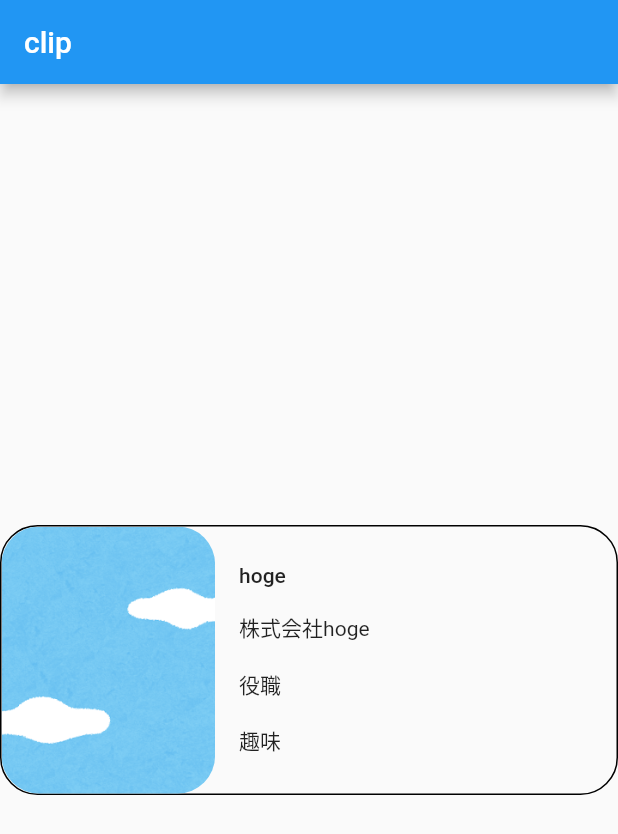
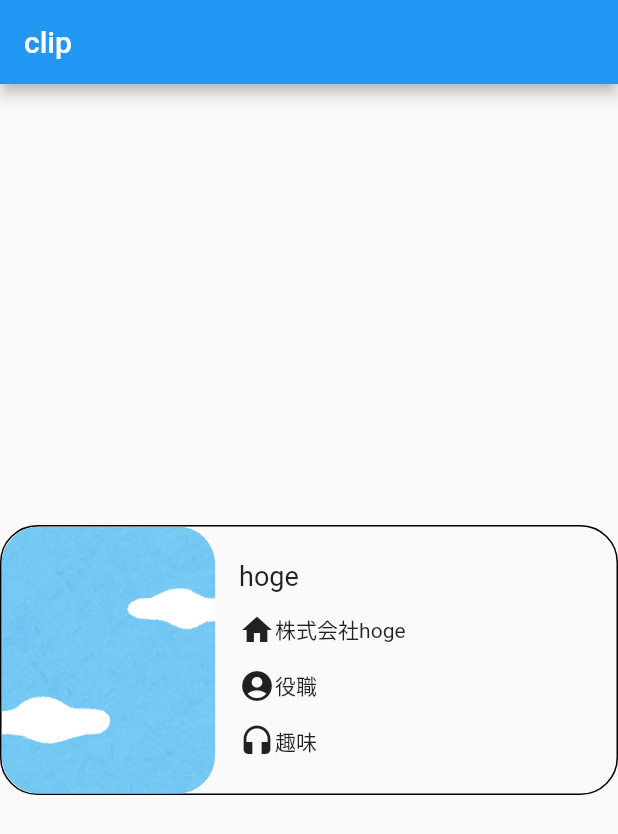
Before and after one commit to Luecy1/flutter_layout_study, a Flutter app: the _Drill5Page screen opened directly, on a phone screen of 412 x 824 dp. Shown: the top 834 px of the screen. Run offline on Flutter 3.47's test engine with Material 2 defaults, Android fonts, the phone set to English and light mode, and no system bars; our stand-ins replace audio_service, audioplayers, just_audio, rxdart, shared_preferences, video_player; missing offline and left inert: audio_session, time_machine, timetable; accounts and stored records are empty.

Commit message:
drill_5.dart

```diff
--- a/lib/note/drill_5.dart
+++ b/lib/note/drill_5.dart
@@ -36,11 +36,26 @@ class _Drill5Page extends StatelessWidget {
                   children: [
                     Text(
                       'hoge',
-                      style: Theme.of(context).textTheme.bodyText1,
+                      style: TextStyle(fontSize: 18.0),
                     ),
-                    Text('株式会社hoge'),
-                    Text('役職'),
-                    Text('趣味'),
+                    Row(
+                      children: [
+                        Icon(Icons.home),
+                        Text('株式会社hoge'),
+                      ],
+                    ),
+                    Row(
+                      children: [
+                        Icon(Icons.account_circle),
+                        Text('役職'),
+                      ],
+                    ),
+                    Row(
+                      children: [
+                        Icon(Icons.headset),
+                        Text('趣味'),
+                      ],
+                    ),
                   ],
                 ),
               )
```
Also changed, not shown: pubspec.lock.
